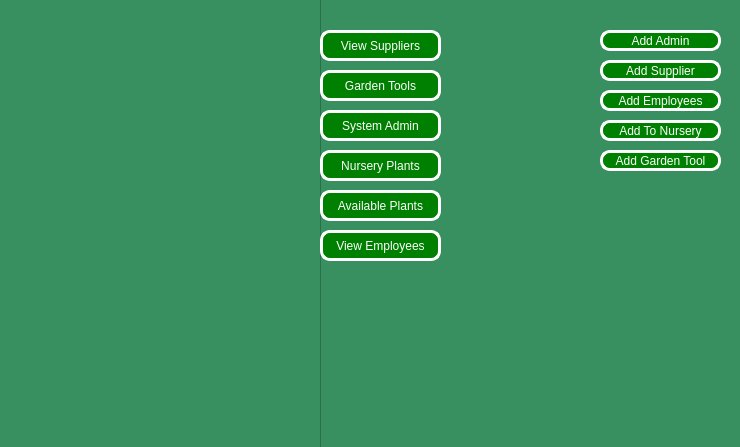
Before: the Qt Designer form adminpanel.ui in Rabsoninnora/RoseGardenPlantCareSystem, drawn with Qt 5.
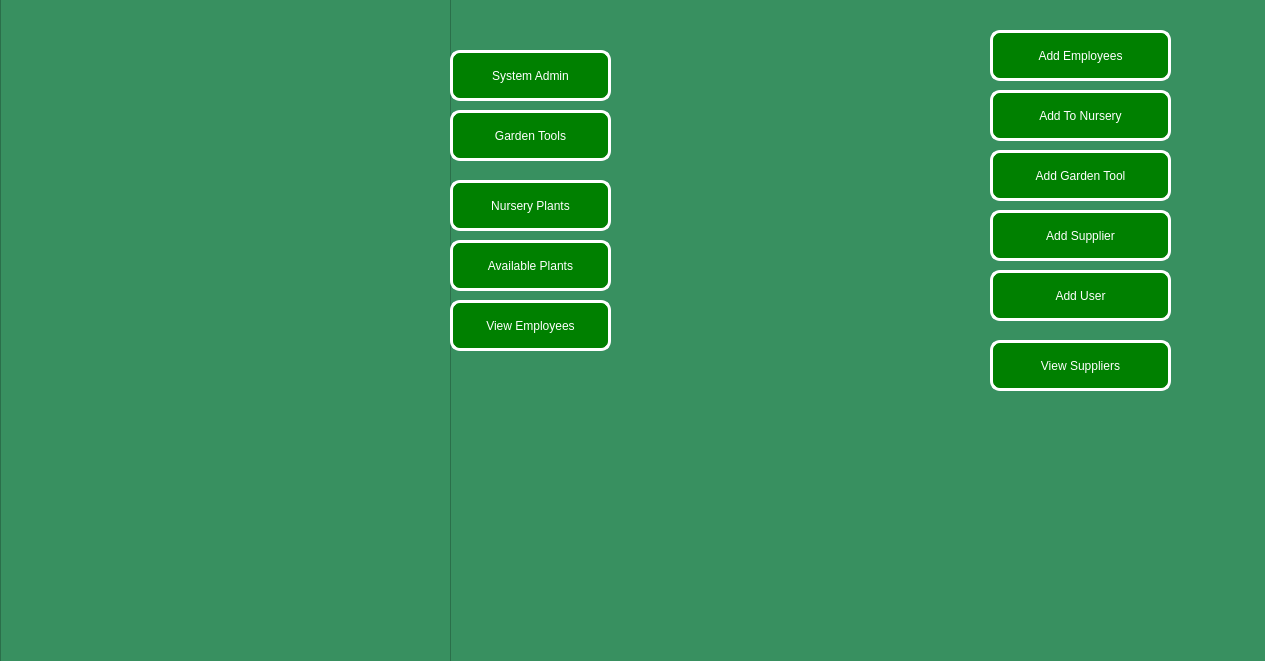
After: the same form once the commit is applied. Icons and pictures are not drawn.

Patch:
```diff
--- a/adminpanel.ui
+++ b/adminpanel.ui
@@ -6,8 +6,8 @@
    <rect>
     <x>0</x>
     <y>0</y>
-    <width>740</width>
-    <height>447</height>
+    <width>1265</width>
+    <height>661</height>
    </rect>
   </property>
   <property name="windowTitle">
@@ -19,10 +19,10 @@
   <widget class="QPushButton" name="btn_Nursery_Plants">
    <property name="geometry">
     <rect>
-     <x>320</x>
-     <y>150</y>
-     <width>121</width>
-     <height>31</height>
+     <x>450</x>
+     <y>180</y>
+     <width>161</width>
+     <height>51</height>
     </rect>
    </property>
    <property name="styleSheet">
@@ -44,10 +44,10 @@
   <widget class="QPushButton" name="btn_Add_Admin">
    <property name="geometry">
     <rect>
-     <x>600</x>
-     <y>30</y>
-     <width>121</width>
-     <height>21</height>
+     <x>990</x>
+     <y>270</y>
+     <width>181</width>
+     <height>51</height>
     </rect>
    </property>
    <property name="styleSheet">
@@ -63,41 +63,16 @@
 </string>
    </property>
    <property name="text">
-    <string>Add Admin</string>
-   </property>
-  </widget>
-  <widget class="QPushButton" name="btn_SystemAdmin">
-   <property name="geometry">
-    <rect>
-     <x>320</x>
-     <y>110</y>
-     <width>121</width>
-     <height>31</height>
-    </rect>
-   </property>
-   <property name="styleSheet">
-    <string notr="true">QPushButton {
-  border:3px solid rgb(255, 255, 255);
-  border-radius: 10px;
-  padding: 0 10px;
-  background: green;
- font: 500 9pt  &quot;Ubuntu&quot;;
- color: rgb(255, 255, 255)
-
-}
-</string>
-   </property>
-   <property name="text">
-    <string>System Admin</string>
+    <string>Add User</string>
    </property>
   </widget>
   <widget class="QPushButton" name="btn_Add_Supplier">
    <property name="geometry">
     <rect>
-     <x>600</x>
-     <y>60</y>
-     <width>121</width>
-     <height>21</height>
+     <x>990</x>
+     <y>210</y>
+     <width>181</width>
+     <height>51</height>
     </rect>
    </property>
    <property name="styleSheet">
@@ -119,10 +94,10 @@
   <widget class="QPushButton" name="ViewGardenTools">
    <property name="geometry">
     <rect>
-     <x>320</x>
-     <y>70</y>
-     <width>121</width>
-     <height>31</height>
+     <x>450</x>
+     <y>110</y>
+     <width>161</width>
+     <height>51</height>
     </rect>
    </property>
    <property name="styleSheet">
@@ -144,10 +119,10 @@
   <widget class="QPushButton" name="pushButton_6">
    <property name="geometry">
     <rect>
-     <x>600</x>
-     <y>120</y>
-     <width>121</width>
-     <height>21</height>
+     <x>990</x>
+     <y>90</y>
+     <width>181</width>
+     <height>51</height>
     </rect>
    </property>
    <property name="styleSheet">
@@ -169,10 +144,10 @@
   <widget class="QPushButton" name="btn_Available_Plants">
    <property name="geometry">
     <rect>
-     <x>320</x>
-     <y>190</y>
-     <width>121</width>
-     <height>31</height>
+     <x>450</x>
+     <y>240</y>
+     <width>161</width>
+     <height>51</height>
     </rect>
    </property>
    <property name="styleSheet">
@@ -194,10 +169,10 @@
   <widget class="QPushButton" name="AddGardenTool">
    <property name="geometry">
     <rect>
-     <x>600</x>
+     <x>990</x>
      <y>150</y>
-     <width>121</width>
-     <height>21</height>
+     <width>181</width>
+     <height>51</height>
     </rect>
    </property>
    <property name="styleSheet">
@@ -219,10 +194,10 @@
   <widget class="QPushButton" name="btn_Employees">
    <property name="geometry">
     <rect>
-     <x>600</x>
-     <y>90</y>
-     <width>121</width>
-     <height>21</height>
+     <x>990</x>
+     <y>30</y>
+     <width>181</width>
+     <height>51</height>
     </rect>
    </property>
    <property name="styleSheet">
@@ -244,10 +219,10 @@
   <widget class="QPushButton" name="btn_View_Suppliers">
    <property name="geometry">
     <rect>
-     <x>320</x>
-     <y>30</y>
-     <width>121</width>
-     <height>31</height>
+     <x>990</x>
+     <y>340</y>
+     <width>181</width>
+     <height>51</height>
     </rect>
    </property>
    <property name="styleSheet">
@@ -269,10 +244,10 @@
   <widget class="QFrame" name="frame">
    <property name="geometry">
     <rect>
-     <x>-20</x>
+     <x>0</x>
      <y>-10</y>
-     <width>341</width>
-     <height>471</height>
+     <width>451</width>
+     <height>681</height>
     </rect>
    </property>
    <property name="styleSheet">
@@ -288,10 +263,10 @@
   <widget class="QPushButton" name="btn_employee_view">
    <property name="geometry">
     <rect>
-     <x>320</x>
-     <y>230</y>
-     <width>121</width>
-     <height>31</height>
+     <x>450</x>
+     <y>300</y>
+     <width>161</width>
+     <height>51</height>
     </rect>
    </property>
    <property name="styleSheet">
@@ -310,6 +285,31 @@
     <string>View Employees</string>
    </property>
   </widget>
+  <widget class="QPushButton" name="btn_SystemAdmin">
+   <property name="geometry">
+    <rect>
+     <x>450</x>
+     <y>50</y>
+     <width>161</width>
+     <height>51</height>
+    </rect>
+   </property>
+   <property name="styleSheet">
+    <string notr="true">QPushButton {
+  border:3px solid rgb(255, 255, 255);
+  border-radius: 10px;
+  padding: 0 10px;
+  background: green;
+ font: 500 9pt  &quot;Ubuntu&quot;;
+ color: rgb(255, 255, 255)
+
+}
+</string>
+   </property>
+   <property name="text">
+    <string>System Admin</string>
+   </property>
+  </widget>
   <zorder>frame</zorder>
   <zorder>btn_Nursery_Plants</zorder>
   <zorder>btn_Add_Admin</zorder>
```
Left out of the diff: 2 changed lines with no effect on the pictures.
